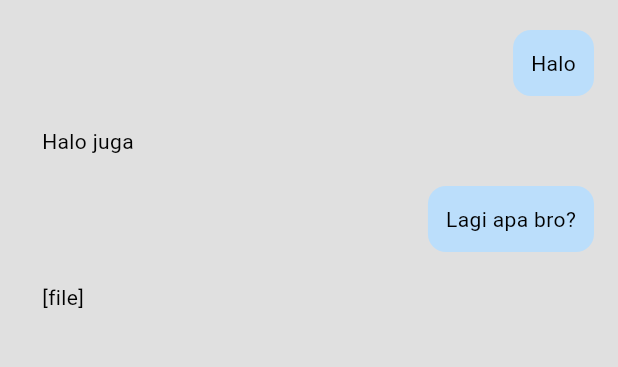
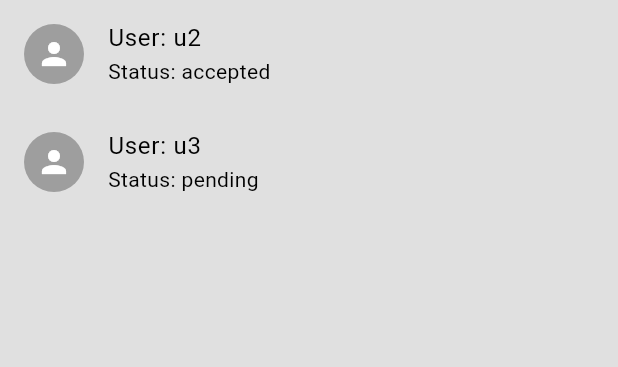
Before and after one commit to Revifaturahman/ChatsApp, a Flutter app: the screen it shows after launch, on a phone screen of 412 x 824 dp, the part 84-451 px from its top. Run offline on Flutter 3.47's test engine with Material 3 defaults, Android fonts, the light colour scheme and no system bars; our stand-ins replace firebase_auth, firebase_core; accounts and stored records are empty.

Commit message:
Add friends management feature with model, repository, service, provider, and UI integration

```diff
--- /dev/null
+++ b/lib/data/dummy/Friend.dart
@@ -0,0 +1,37 @@
+final List<Map<String, dynamic>> dummyFriends = [
+  {
+    "friend_id": "f1",
+    "user_id": "u1",
+    "friend_user_id": "u2",
+    "status": "accepted",
+    "created_at": "2025-09-01T08:00:00.000Z",
+  },
+  {
+    "friend_id": "f2",
+    "user_id": "u1",
+    "friend_user_id": "u3",
+    "status": "pending",
+    "created_at": "2025-09-01T09:00:00.000Z",
+  },
+  {
+    "friend_id": "f3",
+    "user_id": "u2",
+    "friend_user_id": "u4",
+    "status": "blocked",
+    "created_at": "2025-09-01T09:30:00.000Z",
+  },
+  {
+    "friend_id": "f4",
+    "user_id": "u3",
+    "friend_user_id": "u1",
+    "status": "accepted",
+    "created_at": "2025-09-02T10:00:00.000Z",
+  },
+  {
+    "friend_id": "f5",
+    "user_id": "u4",
+    "friend_user_id": "u2",
+    "status": "accepted",
+    "created_at": "2025-09-03T11:00:00.000Z",
+  },
+];
--- /dev/null
+++ b/lib/data/models/friends_model.dart
@@ -0,0 +1,35 @@
+class FriendsModel {
+  final String friendId;
+  final String userId;
+  final String friendUserId;
+  final String status;
+  final DateTime createdAt;
+
+  FriendsModel({
+    required this.friendId,
+    required this.userId,
+    required this.friendUserId,
+    required this.status,
+    required this.createdAt,
+  });
+
+  factory FriendsModel.fromJson(Map<String, dynamic> json) {
+    return FriendsModel(
+      friendId: json['friend_id'],
+      userId: json['user_id'],
+      friendUserId: json['friend_user_id'],
+      status: json['status'],
+      createdAt: DateTime.parse(json['created_at']),
+    );
+  }
+
+  Map<String, dynamic> toJson(){
+    return {
+      'friend_id' : friendId,
+      'user_id' : userId,
+      'friend_user_id' : friendUserId,
+      'status' : status,
+      'created_at' : createdAt
+    };
+  }
+}
--- /dev/null
+++ b/lib/data/repository/friends_repository.dart
@@ -0,0 +1,12 @@
+import 'package:chatsapp/data/models/friends_model.dart';
+import 'package:chatsapp/data/service/friends_service.dart';
+
+class FriendsRepository {
+  final FriendsService friendsService;
+
+  FriendsRepository(this.friendsService);
+
+  Future<List<FriendsModel>> getFriends(String userId)async{
+    return friendsService.fetchFriends(userId);
+  }
+}
--- a/lib/main.dart
+++ b/lib/main.dart
@@ -1,7 +1,11 @@
+import 'package:chatsapp/data/repository/friends_repository.dart';
 import 'package:chatsapp/data/repository/message_repository.dart';
+import 'package:chatsapp/data/service/friends_service.dart';
 import 'package:chatsapp/data/service/message_service.dart';
 import 'package:chatsapp/presentation/pages/chatdetail_page.dart';
+import 'package:chatsapp/presentation/pages/friends_page.dart';
 import 'package:chatsapp/presentation/pages/login.dart';
+import 'package:chatsapp/presentation/provider/friends_provider.dart';
 import 'package:chatsapp/presentation/provider/message_provider.dart';
 import 'package:chatsapp/presentation/themes/lightmode.dart';
 import 'package:flutter/material.dart';
@@ -37,6 +41,9 @@ Future<void> main() async {
         ChangeNotifierProvider(
           create: (_) => MessageProvider(MessageRepository(MessageService())),
         ),
+        ChangeNotifierProvider(
+          create: (_) => FriendsProvider(FriendsRepository(FriendsService())),
+        ),
       ],
       child: const MyApp(),
     ),
@@ -52,7 +59,7 @@ class MyApp extends StatelessWidget {
       debugShowCheckedModeBanner: false,
       title: "ChatsApp",
       theme: lightmode,
-      home: ChatDetailPage(roomId: 'r1'),
+      home: FriendsPage(userId: 'u1'),
     );
   }
 }
--- /dev/null
+++ b/lib/presentation/pages/friends_page.dart
@@ -0,0 +1,57 @@
+import 'package:chatsapp/widgets/main_layout.dart';
+import 'package:flutter/material.dart';
+import 'package:provider/provider.dart';
+import 'package:chatsapp/presentation/provider/friends_provider.dart';
+
+class FriendsPage extends StatefulWidget {
+  final String userId;
+
+  const FriendsPage({super.key, required this.userId});
+
+  @override
+  State<FriendsPage> createState() => _FriendsPageState();
+}
+
+class _FriendsPageState extends State<FriendsPage> {
+  @override
+  void initState() {
+    // print("INIT STATE");
+
+    Future.microtask(() {
+      Provider.of<FriendsProvider>(
+        context,
+        listen: false,
+      ).loadFriends(widget.userId);
+    });
+    super.initState();
+  }
+
+  @override
+  Widget build(BuildContext context) {
+    return MainLayout(
+      body: Consumer<FriendsProvider>(
+        builder: (context, provider, _) {
+          if (provider.loading) {
+            return const Center(child: CircularProgressIndicator());
+          }
+
+          if (provider.friends.isEmpty) {
+            return const Center(child: Text("Belum ada teman"));
+          }
+
+          return ListView.builder(
+            itemCount: provider.friends.length,
+            itemBuilder: (context, index) {
+              final friend = provider.friends[index];
+              return ListTile(
+                leading: const CircleAvatar(child: Icon(Icons.person)),
+                title: Text("User: ${friend.friendUserId}"),
+                subtitle: Text("Status: ${friend.status}"),
+              );
+            },
+          );
+        },
+      ),
+    );
+  }
+}
--- /dev/null
+++ b/lib/presentation/provider/friends_provider.dart
@@ -0,0 +1,32 @@
+import 'package:chatsapp/data/models/friends_model.dart';
+import 'package:chatsapp/data/repository/friends_repository.dart';
+import 'package:flutter/material.dart';
+
+class FriendsProvider extends ChangeNotifier {
+  final FriendsRepository friendsRepository;
+
+  FriendsProvider(this.friendsRepository);
+
+  bool loading = false;
+  List<FriendsModel> friends = [];
+
+  Future<void> loadFriends(String userId) async {
+    print("load message user: ${userId}");
+    loading = true;
+    notifyListeners();
+
+    try {
+      final result = await friendsRepository.getFriends(userId);
+      friends = result;
+    } catch (e) {
+      print("error loadfriends: ${e}");
+    } finally {
+      loading = false;
+      notifyListeners();
+    }
+
+    print(
+      "📌 State sekarang -> loading: $loading, jumlah teman: ${friends.length}",
+    );
+  }
+}
```
Also changed, not shown: lib/data/service/friends_service.dart (added, +12 -0 lines).
